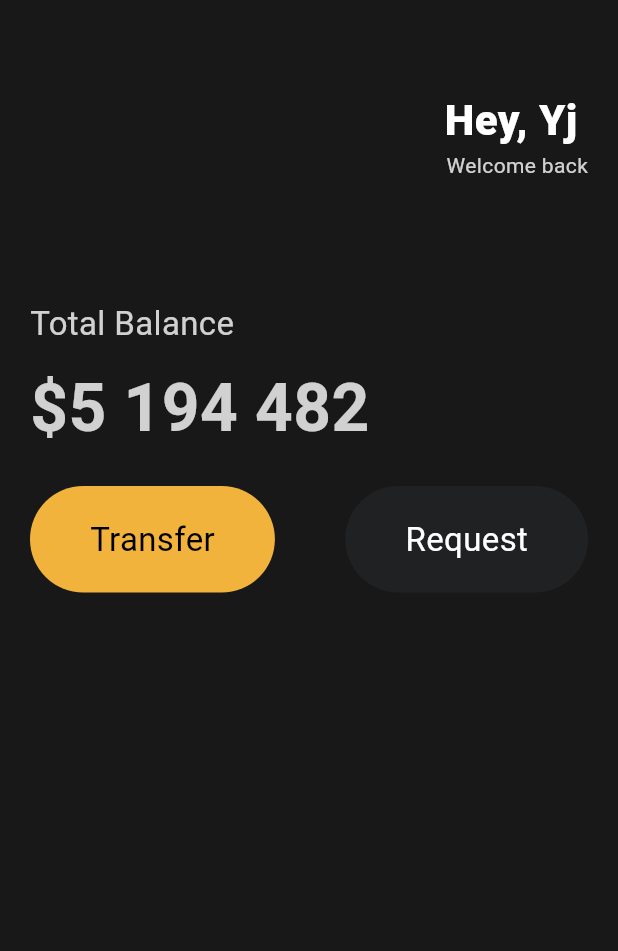
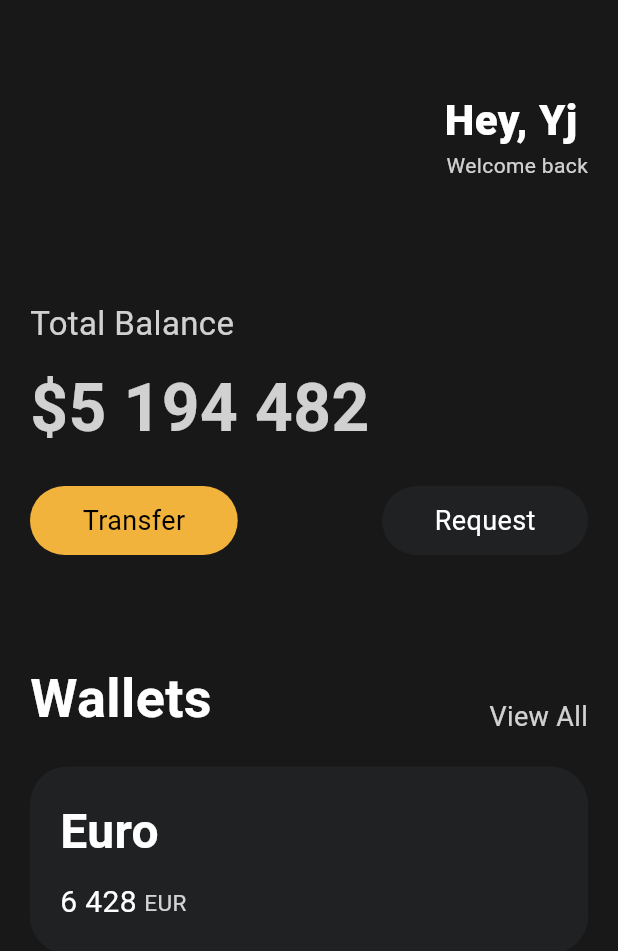
Before and after one commit to AI-Jiny/Toonflix, a Flutter app: the screen it shows after launch, on a phone screen of 412 x 824 dp. Shown: the top 951 px of the screen. Run offline on Flutter 3.47's test engine with Material 3 defaults, Android fonts, the phone set to English and light mode, and no system bars.

Commit message:
add card container

```diff
--- a/toonflix/lib/main.dart
+++ b/toonflix/lib/main.dart
@@ -1,5 +1,6 @@
 import 'package:flutter/cupertino.dart';
 import 'package:flutter/material.dart';
+import 'package:flutter/widgets.dart';
 import 'package:toonflix/widget/button.dart';
 
 void main() {
@@ -77,7 +78,82 @@ class App extends StatelessWidget {
                       bgColor: Color(0xFF1F2123),
                       textColor: Colors.white),
                 ],
-              )
+              ),
+              const SizedBox(
+                height: 70,
+              ),
+              Row(
+                crossAxisAlignment: CrossAxisAlignment.end,
+                mainAxisAlignment: MainAxisAlignment.spaceBetween,
+                children: [
+                  const Text(
+                    'Wallets',
+                    style: TextStyle(
+                      color: Colors.white,
+                      fontSize: 36,
+                      fontWeight: FontWeight.w600,
+                    ),
+                  ),
+                  Text(
+                    'View All',
+                    style: TextStyle(
+                      color: Colors.white.withOpacity(0.8),
+                      fontSize: 18,
+                    ),
+                  ),
+                ],
+              ),
+              const SizedBox(
+                height: 20,
+              ),
+              Container(
+                  decoration: BoxDecoration(
+                      color: const Color(0xFF1F2123),
+                      borderRadius: BorderRadius.circular(25)),
+                  child: Padding(
+                    padding: const EdgeInsets.all(20),
+                    child: Row(
+                      children: [
+                        Column(
+                          crossAxisAlignment: CrossAxisAlignment.start,
+                          children: [
+                            const Text(
+                              'Euro',
+                              style: TextStyle(
+                                color: Colors.white,
+                                fontSize: 32,
+                                fontWeight: FontWeight.w600,
+                              ),
+                            ),
+                            const SizedBox(
+                              height: 10,
+                            ),
+                            Row(
+                              children: [
+                                const Text(
+                                  '6 428',
+                                  style: TextStyle(
+                                    color: Colors.white,
+                                    fontSize: 20,
+                                  ),
+                                ),
+                                const SizedBox(
+                                  width: 5,
+                                ),
+                                Text(
+                                  'EUR',
+                                  style: TextStyle(
+                                    color: Colors.white.withOpacity(0.8),
+                                    fontSize: 15,
+                                  ),
+                                ),
+                              ],
+                            ),
+                          ],
+                        )
+                      ],
+                    ),
+                  ))
             ],
           )),
     ));
--- a/toonflix/lib/widget/button.dart
+++ b/toonflix/lib/widget/button.dart
@@ -18,12 +18,12 @@ class Button extends StatelessWidget {
       decoration: BoxDecoration(
           color: bgColor, borderRadius: BorderRadius.circular(45)),
       child: Padding(
-        padding: const EdgeInsets.symmetric(vertical: 20, horizontal: 40),
+        padding: const EdgeInsets.symmetric(vertical: 10, horizontal: 35),
         child: Text(
           text,
           style: TextStyle(
             color: textColor,
-            fontSize: 22,
+            fontSize: 18,
           ),
         ),
       ),
```
